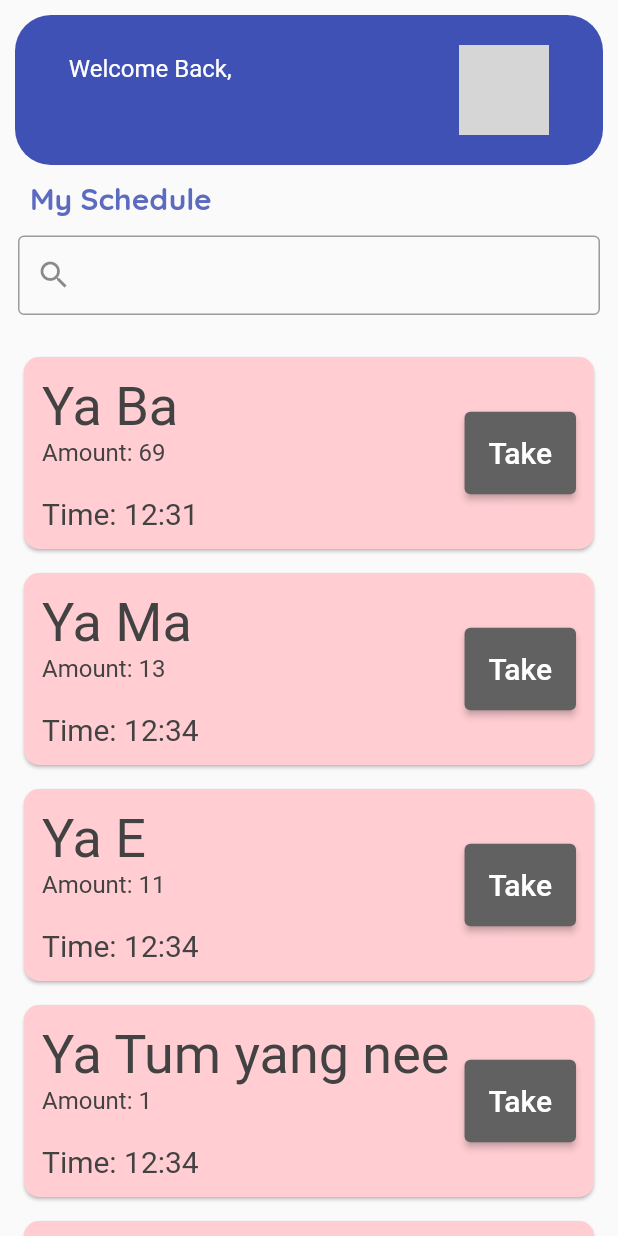
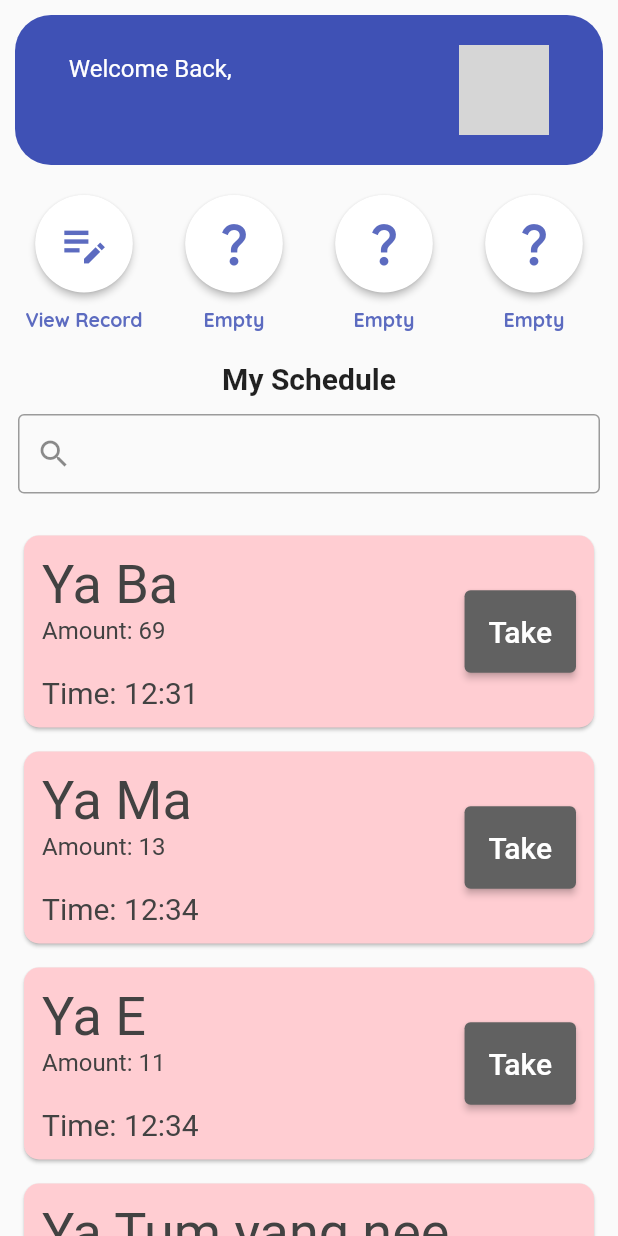
Before and after one commit to Panichito/Overdose-Software, a Flutter app: the HomePage screen opened directly, on a phone screen of 412 x 824 dp. Run offline on Flutter 3.47's test engine with Material 2 defaults, Android fonts, the phone set to English and light mode, and no system bars; drawn by our look-alikes of searchfield; our stand-ins replace email_validator, shared_preferences; accounts and stored records are empty; network calls fail; grey boxes are pictures that could not be loaded.

Commit message:
add view record button in home page

```diff
--- a/app/lib/pages/home.dart
+++ b/app/lib/pages/home.dart
@@ -2,6 +2,7 @@ import 'package:flutter/material.dart';
 import 'package:app/pages/noSuggestSearch.dart';
 import 'package:intl/intl.dart';
 import 'package:shared_preferences/shared_preferences.dart';
+import 'package:app/pages/viewrecord.dart';
 
 // temp patient constructor
 class Schedule {
@@ -159,15 +160,126 @@ class _HomePageState extends State<HomePage> {
               ),
             ),
           ),
-          Row(
+          SizedBox(height: 10),
+          Column(
             mainAxisAlignment: MainAxisAlignment.start,
             children: [
-              SizedBox(width: 20),
+              Row(
+                mainAxisAlignment: MainAxisAlignment.spaceEvenly,
+                children: [
+                  Column(
+                    children: [
+                      RawMaterialButton(
+                        onPressed: () {
+                          Navigator.push(
+                              context,
+                              MaterialPageRoute(
+                                  builder: (context) => RecordPage()));
+                        },
+                        elevation: 2.0,
+                        fillColor: Colors.white,
+                        child: Icon(
+                          Icons.edit_note_sharp,
+                          size: 35.0,
+                          color: Colors.indigo[400],
+                        ),
+                        padding: EdgeInsets.all(15.0),
+                        shape: CircleBorder(),
+                      ),
+                      SizedBox(height: 10),
+                      Text(
+                        'View Record',
+                        style: TextStyle(
+                            fontSize: 13,
+                            color: Colors.indigo[400],
+                            fontFamily: 'Quicksand',
+                            fontWeight: FontWeight.bold),
+                      ),
+                    ],
+                  ),
+                  Column(
+                    children: [
+                      RawMaterialButton(
+                        onPressed: () {},
+                        elevation: 2.0,
+                        fillColor: Colors.white,
+                        child: Icon(
+                          Icons.question_mark,
+                          size: 35.0,
+                          color: Colors.indigo[400],
+                        ),
+                        padding: EdgeInsets.all(15.0),
+                        shape: CircleBorder(),
+                      ),
+                      SizedBox(height: 10),
+                      Text(
+                        'Empty',
+                        style: TextStyle(
+                            fontSize: 13,
+                            color: Colors.indigo[400],
+                            fontFamily: 'Quicksand',
+                            fontWeight: FontWeight.bold),
+                      ),
+                    ],
+                  ),
+                  Column(
+                    children: [
+                      RawMaterialButton(
+                        onPressed: () {},
+                        elevation: 2.0,
+                        fillColor: Colors.white,
+                        child: Icon(
+                          Icons.question_mark,
+                          size: 35.0,
+                          color: Colors.indigo[400],
+                        ),
+                        padding: EdgeInsets.all(15.0),
+                        shape: CircleBorder(),
+                      ),
+                      SizedBox(height: 10),
+                      Text(
+                        'Empty',
+                        style: TextStyle(
+                            fontSize: 13,
+                            color: Colors.indigo[400],
+                            fontFamily: 'Quicksand',
+                            fontWeight: FontWeight.bold),
+                      ),
+                    ],
+                  ),
+                  Column(
+                    children: [
+                      RawMaterialButton(
+                        onPressed: () {},
+                        elevation: 2.0,
+                        fillColor: Colors.white,
+                        child: Icon(
+                          Icons.question_mark,
+                          size: 35.0,
+                          color: Colors.indigo[400],
+                        ),
+                        padding: EdgeInsets.all(15.0),
+                        shape: CircleBorder(),
+                      ),
+                      SizedBox(height: 10),
+                      Text(
+                        'Empty',
+                        style: TextStyle(
+                            fontSize: 13,
+                            color: Colors.indigo[400],
+                            fontFamily: 'Quicksand',
+                            fontWeight: FontWeight.bold),
+                      ),
+                    ],
+                  ),
+                ],
+              ),
+              SizedBox(height: 20),
               Text('My Schedule',
                   style: TextStyle(
                       fontSize: 20,
-                      color: Colors.indigo[400],
-                      fontFamily: 'Quicksand',
+                      //color: Colors.indigo[400],
+                      //fontFamily: 'Quicksand',
                       fontWeight: FontWeight.bold)),
             ],
           ),
```
